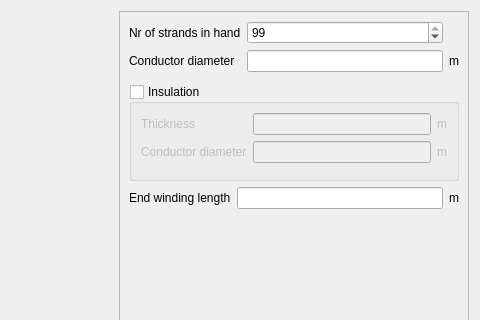
Old version of the form pyleecan/GUI/Dialog/DMachineSetup/SWindCond/PCondType12/PCondType12.ui in the repository Eomys/pyleecan; both pictures show x 709 to 1189 and y 0 to 320 of the 1189 by 672 pixel window.
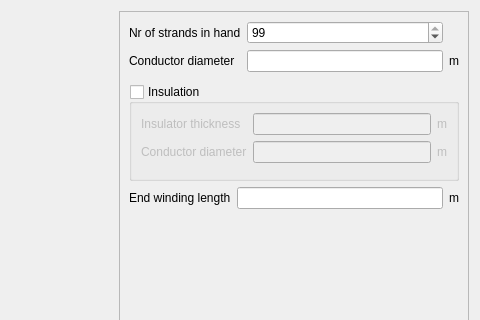
New version of the form. Icons and pictures are not drawn. Custom widgets are drawn as their Qt base class.

What changed in the file:
```diff
--- a/pyleecan/GUI/Dialog/DMachineSetup/SWindCond/PCondType12/PCondType12.ui
+++ b/pyleecan/GUI/Dialog/DMachineSetup/SWindCond/PCondType12/PCondType12.ui
@@ -164,7 +164,7 @@
          </property>
          <layout class="QGridLayout" name="gridLayout">
           <item row="0" column="0">
-           <widget class="QLabel" name="in_Wins_cond">
+           <widget class="QLabel" name="in_Wins_wire">
             <property name="minimumSize">
              <size>
               <width>90</width>
@@ -172,12 +172,12 @@
              </size>
             </property>
             <property name="text">
-             <string>Thickness</string>
+             <string>Insulator thickness</string>
             </property>
            </widget>
           </item>
           <item row="0" column="1">
-           <widget class="FloatEdit" name="lf_Wins_cond">
+           <widget class="FloatEdit" name="lf_Wins_wire">
             <property name="minimumSize">
              <size>
               <width>50</width>
@@ -193,14 +193,14 @@
            </widget>
           </item>
           <item row="0" column="2">
-           <widget class="QLabel" name="unit_Wins_cond">
+           <widget class="QLabel" name="unit_Wins_wire">
             <property name="text">
              <string>m</string>
             </property>
            </widget>
           </item>
           <item row="1" column="0">
-           <widget class="QLabel" name="in_Wins_wire">
+           <widget class="QLabel" name="in_Wins_cond">
             <property name="minimumSize">
              <size>
               <width>90</width>
@@ -213,7 +213,7 @@
            </widget>
           </item>
           <item row="1" column="1">
-           <widget class="FloatEdit" name="lf_Wins_wire">
+           <widget class="FloatEdit" name="lf_Wins_cond">
             <property name="minimumSize">
              <size>
               <width>50</width>
@@ -229,7 +229,7 @@
            </widget>
           </item>
           <item row="1" column="2">
-           <widget class="QLabel" name="unit_Wins_wire">
+           <widget class="QLabel" name="unit_Wins_cond">
             <property name="minimumSize">
              <size>
               <width>0</width>
```
Left out of the diff: 2 changed lines with no effect on the pictures.
